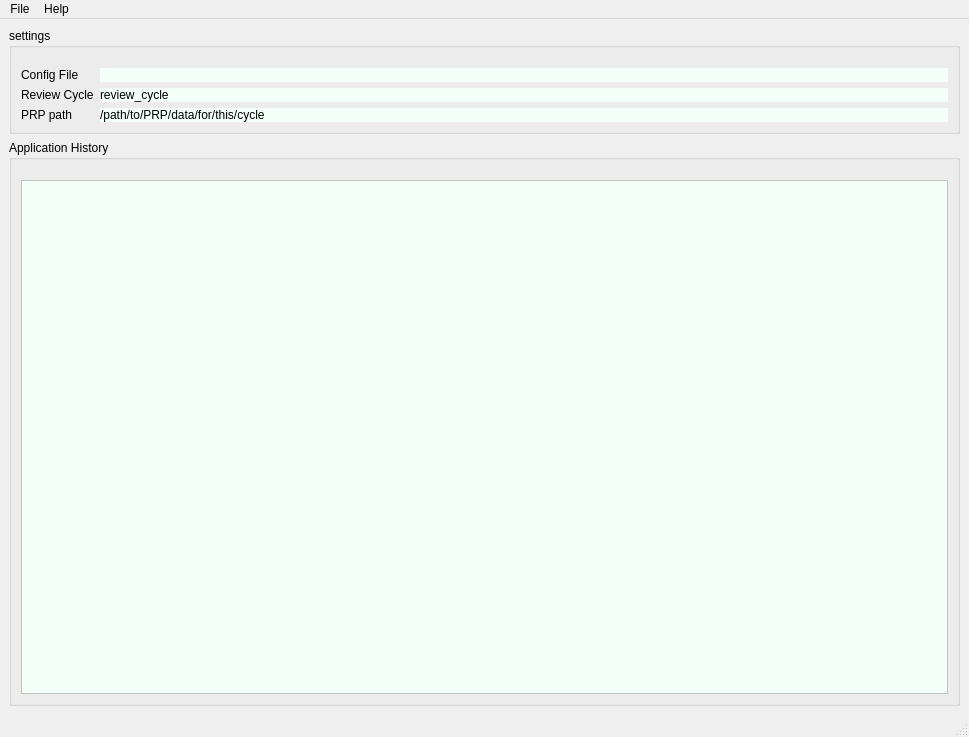
The window that src/Assign_GUP/resources/main_window.ui (prjemian/assign_gup) describes before a commit, drawn with Qt 5.
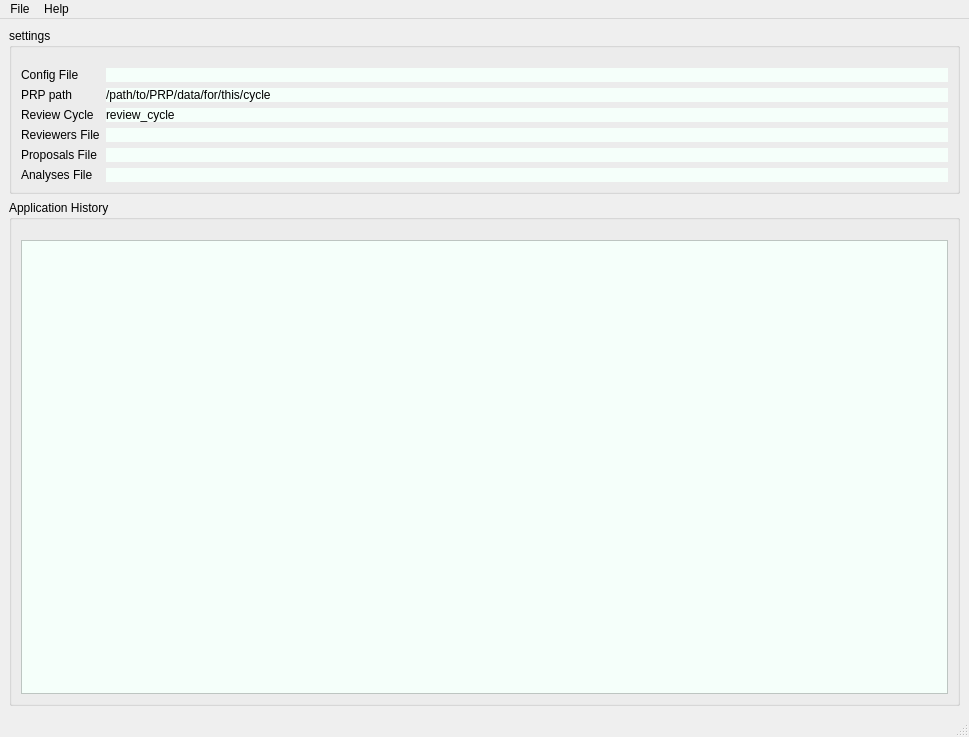
The same window after the commit.

Commit message: refs #1, checkpoint compare GUI across Windows and Linux

Patch:
```diff
--- a/src/Assign_GUP/resources/main_window.ui
+++ b/src/Assign_GUP/resources/main_window.ui
@@ -46,23 +46,6 @@
            </property>
           </widget>
          </item>
-         <item row="1" column="0">
-          <widget class="QLabel" name="label">
-           <property name="text">
-            <string>Review Cycle</string>
-           </property>
-          </widget>
-         </item>
-         <item row="1" column="1">
-          <widget class="QLabel" name="review_cycle">
-           <property name="styleSheet">
-            <string notr="true">background: #F5FFFA</string>
-           </property>
-           <property name="text">
-            <string>review_cycle</string>
-           </property>
-          </widget>
-         </item>
          <item row="0" column="0">
           <widget class="QLabel" name="label_2">
            <property name="text">
@@ -80,6 +63,74 @@
            </property>
           </widget>
          </item>
+         <item row="4" column="0">
+          <widget class="QLabel" name="label_4">
+           <property name="text">
+            <string>Reviewers File</string>
+           </property>
+          </widget>
+         </item>
+         <item row="5" column="0">
+          <widget class="QLabel" name="label_5">
+           <property name="text">
+            <string>Proposals File</string>
+           </property>
+          </widget>
+         </item>
+         <item row="6" column="0">
+          <widget class="QLabel" name="label_6">
+           <property name="text">
+            <string>Analyses File</string>
+           </property>
+          </widget>
+         </item>
+         <item row="4" column="1">
+          <widget class="QLabel" name="reviewers_file">
+           <property name="styleSheet">
+            <string notr="true">background: #F5FFFA</string>
+           </property>
+           <property name="text">
+            <string/>
+           </property>
+          </widget>
+         </item>
+         <item row="5" column="1">
+          <widget class="QLabel" name="proposals_file">
+           <property name="styleSheet">
+            <string notr="true">background: #F5FFFA</string>
+           </property>
+           <property name="text">
+            <string/>
+           </property>
+          </widget>
+         </item>
+         <item row="6" column="1">
+          <widget class="QLabel" name="analyses_file">
+           <property name="styleSheet">
+            <string notr="true">background: #F5FFFA</string>
+           </property>
+           <property name="text">
+            <string/>
+           </property>
+          </widget>
+         </item>
+         <item row="3" column="0">
+          <widget class="QLabel" name="label">
+           <property name="text">
+            <string>Review Cycle</string>
+           </property>
+          </widget>
+         </item>
+         <item row="3" column="1">
+          <widget class="QLabel" name="review_cycle">
+           <property name="styleSheet">
+            <string notr="true">background: #F5FFFA</string>
+           </property>
+           <property name="text">
+            <string>review_cycle</string>
+           </property>
+          </widget>
+         </item>
         </layout>
        </item>
       </layout>
@@ -104,6 +155,9 @@
            <property name="lineWrapMode">
             <enum>QPlainTextEdit::NoWrap</enum>
            </property>
+           <property name="readOnly">
+            <bool>true</bool>
+           </property>
           </widget>
          </item>
         </layout>
```
Left out of the diff: 4 changed lines with no effect on the pictures. The commit also changes 3 other files.
